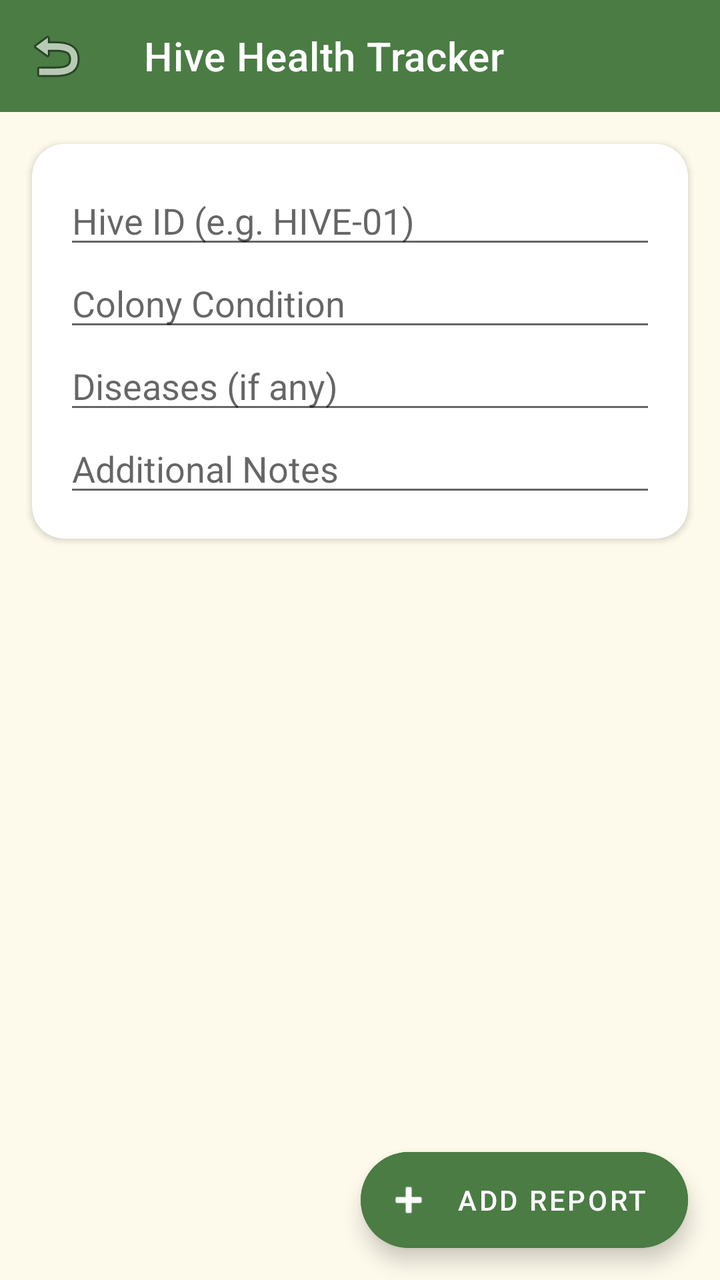
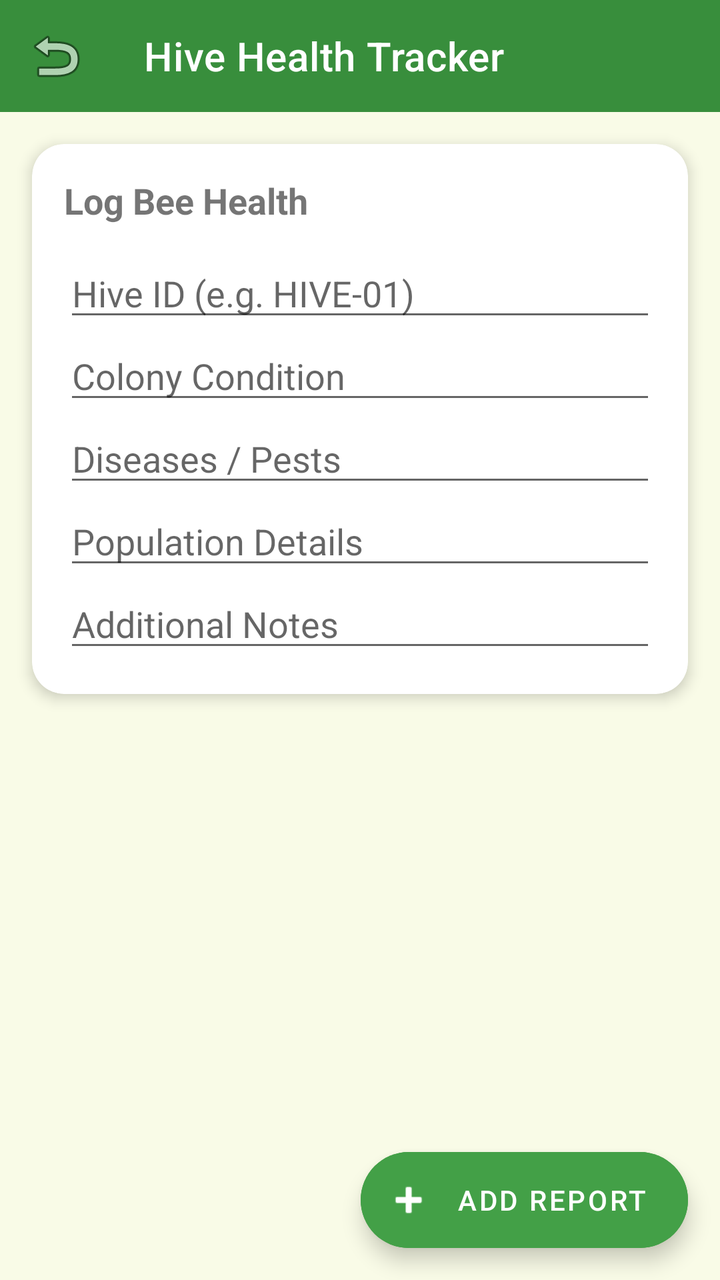

The first picture is an Android layout as it rendered before a commit; the second is the same layout after the commit. The layout source and the unified diff follow.
<!-- AndroidManifest.xml: application theme Theme.MadhuSiri -->
<!-- res/layout/activity_health_tracker.xml -->
<?xml version="1.0" encoding="utf-8"?>
<androidx.coordinatorlayout.widget.CoordinatorLayout xmlns:android="http://schemas.android.com/apk/res/android"
    xmlns:app="http://schemas.android.com/apk/res-auto"
    android:layout_width="match_parent"
    android:layout_height="match_parent"
    android:background="@color/background_cream">

    <LinearLayout
        android:layout_width="match_parent"
        android:layout_height="match_parent"
        android:orientation="vertical">

        <androidx.appcompat.widget.Toolbar
            android:id="@+id/toolbar"
            android:layout_width="match_parent"
            android:layout_height="?attr/actionBarSize"
            android:background="@color/primary_green"
            app:title="@string/health_tracker"
            app:titleTextColor="@color/white"
            app:navigationIcon="@android:drawable/ic_menu_revert"/>

        <androidx.cardview.widget.CardView
            android:layout_width="match_parent"
            android:layout_height="wrap_content"
            android:layout_margin="16dp"
            app:cardCornerRadius="16dp">
            <LinearLayout
                android:layout_width="match_parent"
                android:layout_height="wrap_content"
                android:orientation="vertical"
                android:padding="16dp">

                <EditText
                    android:id="@+id/etHiveId"
                    android:layout_width="match_parent"
                    android:layout_height="wrap_content"
                    android:hint="Hive ID (e.g. HIVE-01)"
                    android:inputType="text" />

                <EditText
                    android:id="@+id/etCondition"
                    android:layout_width="match_parent"
                    android:layout_height="wrap_content"
                    android:hint="Colony Condition"
                    android:inputType="text" />

                <EditText
                    android:id="@+id/etDiseases"
                    android:layout_width="match_parent"
                    android:layout_height="wrap_content"
                    android:hint="Diseases (if any)"
                    android:inputType="text" />

                <EditText
                    android:id="@+id/etNotes"
                    android:layout_width="match_parent"
                    android:layout_height="wrap_content"
                    android:hint="@string/additional_notes"
                    android:inputType="textMultiLine" />
            </LinearLayout>
        </androidx.cardview.widget.CardView>

        <androidx.recyclerview.widget.RecyclerView
            android:id="@+id/rvReports"
            android:layout_width="match_parent"
            android:layout_height="0dp"
            android:layout_weight="1"
            android:paddingHorizontal="16dp"
            android:clipToPadding="false"/>

    </LinearLayout>

    <com.google.android.material.floatingactionbutton.ExtendedFloatingActionButton
        android:id="@+id/btnAddReport"
        android:layout_width="wrap_content"
        android:layout_height="wrap_content"
        android:layout_gravity="bottom|end"
        android:layout_margin="16dp"
        android:text="@string/add_report"
        app:icon="@android:drawable/ic_input_add"
        android:backgroundTint="@color/button_green"
        android:textColor="@color/white"
        app:iconTint="@color/white"/>

</androidx.coordinatorlayout.widget.CoordinatorLayout>
<!-- resources referenced by this layout -->
<resources>
  <color name="background_cream">#FDF9EB</color>
  <color name="button_green">#4A7C44</color>
  <color name="primary_green">#4A7C44</color>
  <color name="white">#FFFFFFFF</color>
  <string name="add_report">Add Report</string>
  <string name="additional_notes">Additional Notes</string>
  <string name="health_tracker">Hive Health Tracker</string>
  <style name="Theme.MadhuSiri" parent="Theme.MaterialComponents.Light.NoActionBar">
          
          <item name="colorPrimary">@color/primary_green</item>
          <item name="colorPrimaryVariant">@color/primary_dark</item>
          <item name="colorOnPrimary">@color/white</item>
          
          <item name="colorSecondary">@color/honey_yellow</item>
          <item name="colorSecondaryVariant">@color/honey_orange</item>
          <item name="colorOnSecondary">@color/black</item>
          
          <item name="android:statusBarColor">@color/primary_dark</item>
          
          <item name="android:windowBackground">@color/background_cream</item>
  
          <item name="cardViewStyle">@style/CustomCardView</item>
      </style>
  <color name="primary_dark">#2E4B28</color>
  <color name="honey_yellow">#FFC107</color>
  <color name="honey_orange">#FF9800</color>
  <color name="black">#FF000000</color>
  <style name="CustomCardView" parent="Widget.MaterialComponents.CardView">
          <item name="cardCornerRadius">16dp</item>
          <item name="cardElevation">2dp</item>
          <item name="cardBackgroundColor">@color/card_bg</item>
      </style>
  <color name="card_bg">#FFFFFF</color>
</resources>

<!-- the commit's change to res/layout/activity_health_tracker.xml (unified diff, before → after) -->
@@ -23,12 +23,21 @@
             android:layout_width="match_parent"
             android:layout_height="wrap_content"
             android:layout_margin="16dp"
-            app:cardCornerRadius="16dp">
+            app:cardCornerRadius="16dp"
+            app:cardElevation="4dp">
             <LinearLayout
                 android:layout_width="match_parent"
                 android:layout_height="wrap_content"
                 android:orientation="vertical"
                 android:padding="16dp">
+
+                <TextView
+                    android:layout_width="wrap_content"
+                    android:layout_height="wrap_content"
+                    android:text="Log Bee Health"
+                    android:textStyle="bold"
+                    android:textSize="18sp"
+                    android:layout_marginBottom="12dp"/>
 
                 <EditText
                     android:id="@+id/etHiveId"
@@ -48,7 +57,14 @@
                     android:id="@+id/etDiseases"
                     android:layout_width="match_parent"
                     android:layout_height="wrap_content"
-                    android:hint="Diseases (if any)"
+                    android:hint="Diseases / Pests"
+                    android:inputType="text" />
+
+                <EditText
+                    android:id="@+id/etPopulation"
+                    android:layout_width="match_parent"
+                    android:layout_height="wrap_content"
+                    android:hint="Population Details"
                     android:inputType="text" />
 
                 <EditText
@@ -60,13 +76,32 @@
             </LinearLayout>
         </androidx.cardview.widget.CardView>
 
-        <androidx.recyclerview.widget.RecyclerView
-            android:id="@+id/rvReports"
+        <FrameLayout
             android:layout_width="match_parent"
-            android:layout_height="0dp"
-            android:layout_weight="1"
-            android:paddingHorizontal="16dp"
-            android:clipToPadding="false"/>
+            android:layout_height="match_parent">
+
+            <androidx.recyclerview.widget.RecyclerView
+                android:id="@+id/rvReports"
+                android:layout_width="match_parent"
+                android:layout_height="match_parent"
+                android:paddingHorizontal="16dp"
+                android:clipToPadding="false"/>
+
+            <TextView
+                android:id="@+id/tvEmptyState"
+                android:layout_width="wrap_content"
+                android:layout_height="wrap_content"
+                android:text="No health logs yet"
+                android:layout_gravity="center"
+                android:visibility="gone"/>
+
+            <ProgressBar
+                android:id="@+id/progressBar"
+                android:layout_width="wrap_content"
+                android:layout_height="wrap_content"
+                android:layout_gravity="center"
+                android:visibility="gone"/>
+        </FrameLayout>
 
     </LinearLayout>
 
<!-- resource entries referenced after the edit -->
@@ -1,8 +1,8 @@
 <!-- resources referenced by this layout -->
 <resources>
-  <color name="background_cream">#FDF9EB</color>
-  <color name="button_green">#4A7C44</color>
-  <color name="primary_green">#4A7C44</color>
+  <color name="background_cream">#F9FBE7</color>
+  <color name="button_green">#43A047</color>
+  <color name="primary_green">#388E3C</color>
   <color name="white">#FFFFFFFF</color>
   <string name="add_report">Add Report</string>
   <string name="additional_notes">Additional Notes</string>
@@ -23,9 +23,9 @@
   
           <item name="cardViewStyle">@style/CustomCardView</item>
       </style>
-  <color name="primary_dark">#2E4B28</color>
-  <color name="honey_yellow">#FFC107</color>
-  <color name="honey_orange">#FF9800</color>
+  <color name="primary_dark">#1B5E20</color>
+  <color name="honey_yellow">#FBC02D</color>
+  <color name="honey_orange">#F57C00</color>
   <color name="black">#FF000000</color>
   <style name="CustomCardView" parent="Widget.MaterialComponents.CardView">
           <item name="cardCornerRadius">16dp</item>
